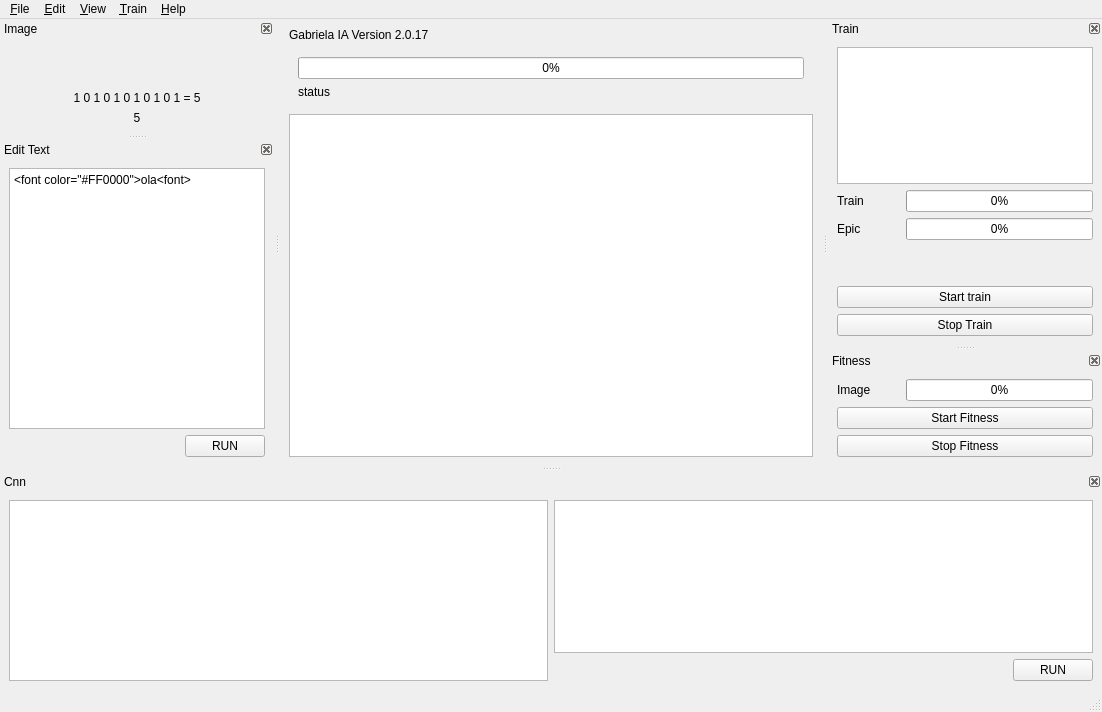
Before: the Qt Designer form pyTrain/uis/main.ui in Xx220xX/Rede-convolucional, drawn with Qt 5.
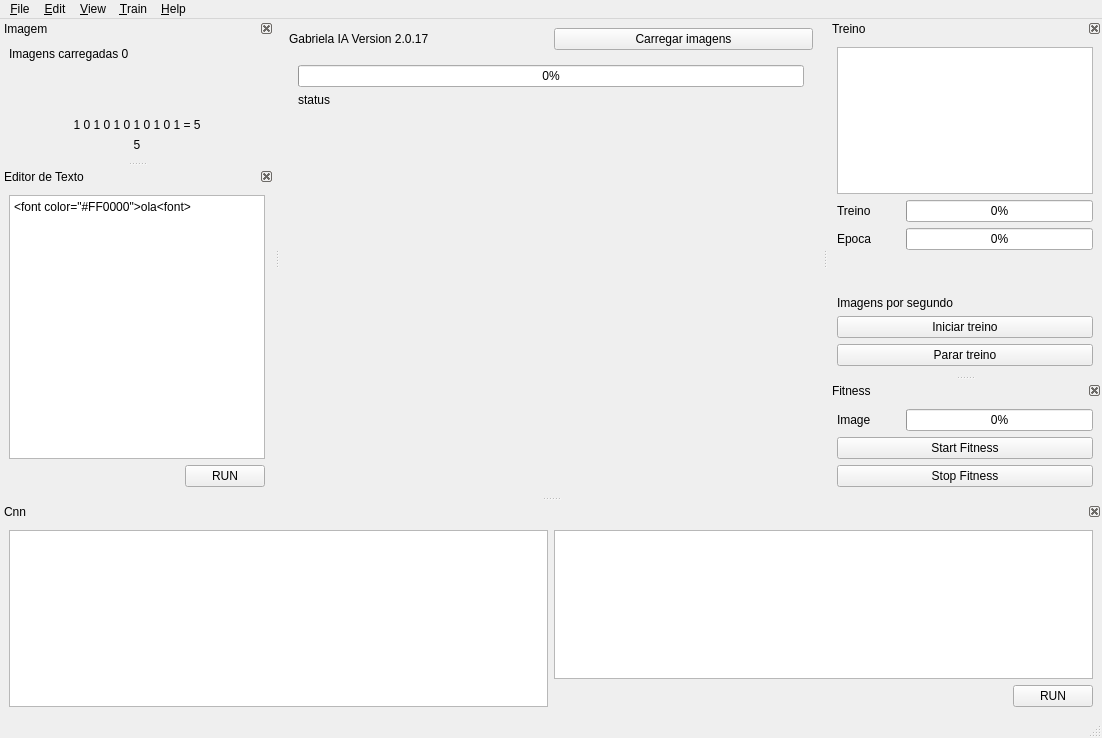
After: the same form once the commit is applied.

Patch:
```diff
--- a/pyTrain/uis/main.ui
+++ b/pyTrain/uis/main.ui
@@ -7,7 +7,7 @@
     <x>0</x>
     <y>0</y>
     <width>1102</width>
-    <height>712</height>
+    <height>738</height>
    </rect>
   </property>
   <property name="windowTitle">
@@ -24,6 +24,13 @@
         </property>
        </widget>
       </item>
+      <item>
+       <widget class="QPushButton" name="buttonReadImage">
+        <property name="text">
+         <string>Carregar imagens</string>
+        </property>
+       </widget>
+      </item>
      </layout>
     </item>
     <item>
@@ -47,7 +54,14 @@
      </widget>
     </item>
     <item>
-     <widget class="QGraphicsView" name="graphicsView"/>
+     <widget class="QWidget" name="widget" native="true">
+      <property name="sizePolicy">
+       <sizepolicy hsizetype="Preferred" vsizetype="Preferred">
+        <horstretch>0</horstretch>
+        <verstretch>4</verstretch>
+       </sizepolicy>
+      </property>
+     </widget>
     </item>
    </layout>
   </widget>
@@ -138,7 +152,7 @@
     <set>QDockWidget::DockWidgetClosable|QDockWidget::DockWidgetMovable</set>
    </property>
    <property name="windowTitle">
-    <string>Image</string>
+    <string>Imagem</string>
    </property>
    <attribute name="dockWidgetArea">
     <number>1</number>
@@ -147,6 +161,13 @@
     <layout class="QVBoxLayout" name="verticalLayout_3">
      <item>
       <layout class="QVBoxLayout" name="verticalLayout">
+       <item>
+        <widget class="QLabel" name="label_imagens_carregadas">
+         <property name="text">
+          <string>Imagens carregadas 0</string>
+         </property>
+        </widget>
+       </item>
        <item>
         <widget class="QLabel" name="label_3">
          <property name="sizePolicy">
@@ -191,15 +212,15 @@
   <widget class="QDockWidget" name="windowTrain">
    <property name="minimumSize">
     <size>
-     <width>179</width>
-     <height>326</height>
+     <width>219</width>
+     <height>356</height>
     </size>
    </property>
    <property name="features">
     <set>QDockWidget::DockWidgetClosable|QDockWidget::DockWidgetMovable</set>
    </property>
    <property name="windowTitle">
-    <string>Train</string>
+    <string>Treino</string>
    </property>
    <attribute name="dockWidgetArea">
     <number>2</number>
@@ -220,7 +241,7 @@
           </sizepolicy>
          </property>
          <property name="text">
-          <string>Train</string>
+          <string>Treino</string>
          </property>
         </widget>
        </item>
@@ -253,7 +274,7 @@
           </sizepolicy>
          </property>
          <property name="text">
-          <string>Epic</string>
+          <string>Epoca</string>
          </property>
         </widget>
        </item>
@@ -276,7 +297,7 @@
       </layout>
      </item>
      <item>
-      <widget class="QLabel" name="train_imps">
+      <widget class="QLabel" name="train_infomse">
        <property name="text">
         <string/>
        </property>
@@ -290,16 +311,33 @@
       </widget>
      </item>
      <item>
-      <widget class="QPushButton" name="pushButton_2">
+      <layout class="QHBoxLayout" name="horizontalLayout_8">
+       <item>
+        <widget class="QLabel" name="train_imps">
+         <property name="sizePolicy">
+          <sizepolicy hsizetype="Preferred" vsizetype="Preferred">
+           <horstretch>0</horstretch>
+           <verstretch>0</verstretch>
+          </sizepolicy>
+         </property>
+         <property name="text">
+          <string>Imagens por segundo</string>
+         </property>
+        </widget>
+       </item>
+      </layout>
+     </item>
+     <item>
+      <widget class="QPushButton" name="buttonStartTrain">
        <property name="text">
-        <string>Start train</string>
+        <string>Iniciar treino</string>
        </property>
       </widget>
      </item>
      <item>
       <widget class="QPushButton" name="pushButton">
        <property name="text">
-        <string>Stop Train</string>
+        <string>Parar treino</string>
        </property>
       </widget>
      </item>
@@ -416,7 +454,7 @@
    <widget class="QWidget" name="dockWidgetContents_11">
     <layout class="QHBoxLayout" name="horizontalLayout">
      <item>
-      <widget class="QListView" name="listCnn"/>
+      <widget class="QListWidget" name="listCnn"/>
      </item>
      <item>
       <layout class="QVBoxLayout" name="verticalLayout_8">
@@ -463,7 +501,7 @@
     <set>QDockWidget::DockWidgetClosable|QDockWidget::DockWidgetMovable</set>
    </property>
    <property name="windowTitle">
-    <string>Edit Text</string>
+    <string>Editor de Texto</string>
    </property>
    <attribute name="dockWidgetArea">
     <number>1</number>
```
Left out of the diff: 32 changed lines with no effect on the pictures.
